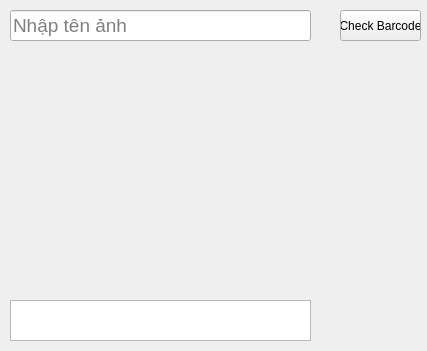
The window that gui.ui (CCrico/Read_barcode) describes before a commit, drawn with Qt 5.
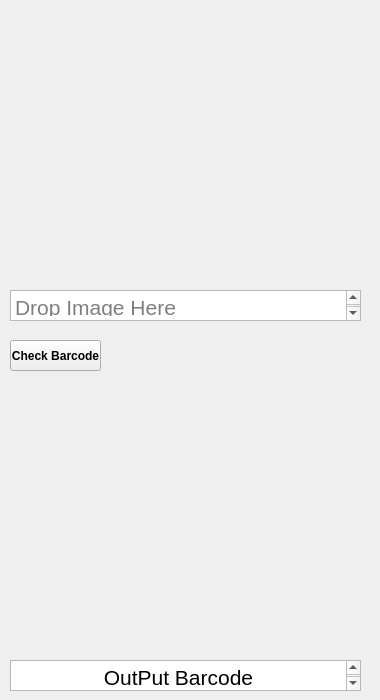
The same window after the commit. Icons and pictures are not drawn.

The edit to the form file:
```diff
--- a/gui.ui
+++ b/gui.ui
@@ -6,10 +6,16 @@
    <rect>
     <x>0</x>
     <y>0</y>
-    <width>427</width>
-    <height>351</height>
+    <width>380</width>
+    <height>700</height>
    </rect>
   </property>
+  <property name="maximumSize">
+   <size>
+    <width>380</width>
+    <height>700</height>
+   </size>
+  </property>
   <property name="windowTitle">
    <string>MainWindow</string>
   </property>
@@ -17,41 +23,29 @@
    <widget class="QPushButton" name="printButton">
     <property name="geometry">
      <rect>
-      <x>340</x>
-      <y>10</y>
-      <width>81</width>
+      <x>10</x>
+      <y>340</y>
+      <width>91</width>
       <height>31</height>
      </rect>
     </property>
+    <property name="font">
+     <font>
+      <weight>75</weight>
+      <bold>true</bold>
+     </font>
+    </property>
     <property name="text">
      <string>Check Barcode</string>
     </property>
    </widget>
-   <widget class="QLineEdit" name="input">
+   <widget class="QTextEdit" name="input">
     <property name="geometry">
      <rect>
       <x>10</x>
-      <y>10</y>
-      <width>301</width>
+      <y>290</y>
+      <width>351</width>
       <height>31</height>
-     </rect>
-    </property>
-    <property name="font">
-     <font>
-      <pointsize>14</pointsize>
-     </font>
-    </property>
-    <property name="placeholderText">
-     <string>Nhập tên ảnh</string>
-    </property>
-   </widget>
-   <widget class="QTextEdit" name="textOutput">
-    <property name="geometry">
-     <rect>
-      <x>10</x>
-      <y>300</y>
-      <width>301</width>
-      <height>41</height>
      </rect>
     </property>
     <property name="font">
@@ -59,6 +53,16 @@
       <pointsize>16</pointsize>
      </font>
     </property>
+    <property name="html">
+     <string>&lt;!DOCTYPE HTML PUBLIC &quot;-//W3C//DTD HTML 4.0//EN&quot; &quot;http://www.w3.org/TR/REC-html40/strict.dtd&quot;&gt;
+&lt;html&gt;&lt;head&gt;&lt;meta name=&quot;qrichtext&quot; content=&quot;1&quot; /&gt;&lt;style type=&quot;text/css&quot;&gt;
+p, li { white-space: pre-wrap; }
+&lt;/style&gt;&lt;/head&gt;&lt;body style=&quot; font-family:'MS Shell Dlg 2'; font-size:16pt; font-weight:400; font-style:normal;&quot;&gt;
+&lt;p align=&quot;center&quot; style=&quot;-qt-paragraph-type:empty; margin-top:0px; margin-bottom:0px; margin-left:0px; margin-right:0px; -qt-block-indent:0; text-indent:0px;&quot;&gt;&lt;br /&gt;&lt;/p&gt;&lt;/body&gt;&lt;/html&gt;</string>
+    </property>
+    <property name="placeholderText">
+     <string>Drop Image Here</string>
+    </property>
    </widget>
    <widget class="QLabel" name="label">
     <property name="geometry">
@@ -73,6 +77,129 @@
      <string/>
     </property>
    </widget>
+   <widget class="QLabel" name="label_1">
+    <property name="enabled">
+     <bool>true</bool>
+    </property>
+    <property name="geometry">
+     <rect>
+      <x>20</x>
+      <y>10</y>
+      <width>351</width>
+      <height>271</height>
+     </rect>
+    </property>
+    <property name="minimumSize">
+     <size>
+      <width>351</width>
+      <height>271</height>
+     </size>
+    </property>
+    <property name="maximumSize">
+     <size>
+      <width>351</width>
+      <height>271</height>
+     </size>
+    </property>
+    <property name="font">
+     <font>
+      <weight>75</weight>
+      <bold>true</bold>
+     </font>
+    </property>
+    <property name="mouseTracking">
+     <bool>false</bool>
+    </property>
+    <property name="acceptDrops">
+     <bool>true</bool>
+    </property>
+    <property name="text">
+     <string/>
+    </property>
+    <property name="alignment">
+     <set>Qt::AlignCenter</set>
+    </property>
+    <property name="wordWrap">
+     <bool>true</bool>
+    </property>
+    <property name="margin">
+     <number>3</number>
+    </property>
+   </widget>
+   <widget class="QTextEdit" name="output">
+    <property name="geometry">
+     <rect>
+      <x>10</x>
+      <y>660</y>
+      <width>351</width>
+      <height>31</height>
+     </rect>
+    </property>
+    <property name="font">
+     <font>
+      <pointsize>18</pointsize>
+      <weight>75</weight>
+      <bold>true</bold>
+     </font>
+    </property>
+    <property name="html">
+     <string>&lt;!DOCTYPE HTML PUBLIC &quot;-//W3C//DTD HTML 4.0//EN&quot; &quot;http://www.w3.org/TR/REC-html40/strict.dtd&quot;&gt;
+&lt;html&gt;&lt;head&gt;&lt;meta name=&quot;qrichtext&quot; content=&quot;1&quot; /&gt;&lt;style type=&quot;text/css&quot;&gt;
+p, li { white-space: pre-wrap; }
+&lt;/style&gt;&lt;/head&gt;&lt;body style=&quot; font-family:'MS Shell Dlg 2'; font-size:18pt; font-weight:600; font-style:normal;&quot;&gt;
+&lt;p align=&quot;center&quot; style=&quot; margin-top:0px; margin-bottom:0px; margin-left:0px; margin-right:0px; -qt-block-indent:0; text-indent:0px;&quot;&gt;&lt;span style=&quot; font-size:16pt; font-weight:400;&quot;&gt;OutPut Barcode&lt;/span&gt;&lt;/p&gt;
+&lt;p align=&quot;center&quot; style=&quot;-qt-paragraph-type:empty; margin-top:0px; margin-bottom:0px; margin-left:0px; margin-right:0px; -qt-block-indent:0; text-indent:0px; font-size:16pt; font-weight:400;&quot;&gt;&lt;br /&gt;&lt;/p&gt;&lt;/body&gt;&lt;/html&gt;</string>
+    </property>
+   </widget>
+   <widget class="QLabel" name="label_2">
+    <property name="enabled">
+     <bool>true</bool>
+    </property>
+    <property name="geometry">
+     <rect>
+      <x>10</x>
+      <y>380</y>
+      <width>351</width>
+      <height>271</height>
+     </rect>
+    </property>
+    <property name="minimumSize">
+     <size>
+      <width>351</width>
+      <height>271</height>
+     </size>
+    </property>
+    <property name="maximumSize">
+     <size>
+      <width>351</width>
+      <height>271</height>
+     </size>
+    </property>
+    <property name="font">
+     <font>
+      <weight>75</weight>
+      <bold>true</bold>
+     </font>
+    </property>
+    <property name="mouseTracking">
+     <bool>false</bool>
+    </property>
+    <property name="acceptDrops">
+     <bool>true</bool>
+    </property>
+    <property name="text">
+     <string/>
+    </property>
+    <property name="alignment">
+     <set>Qt::AlignCenter</set>
+    </property>
+    <property name="wordWrap">
+     <bool>true</bool>
+    </property>
+    <property name="margin">
+     <number>3</number>
+    </property>
+   </widget>
   </widget>
  </widget>
  <resources/>
```
Left out of the diff: 8 changed lines with no effect on the pictures.
